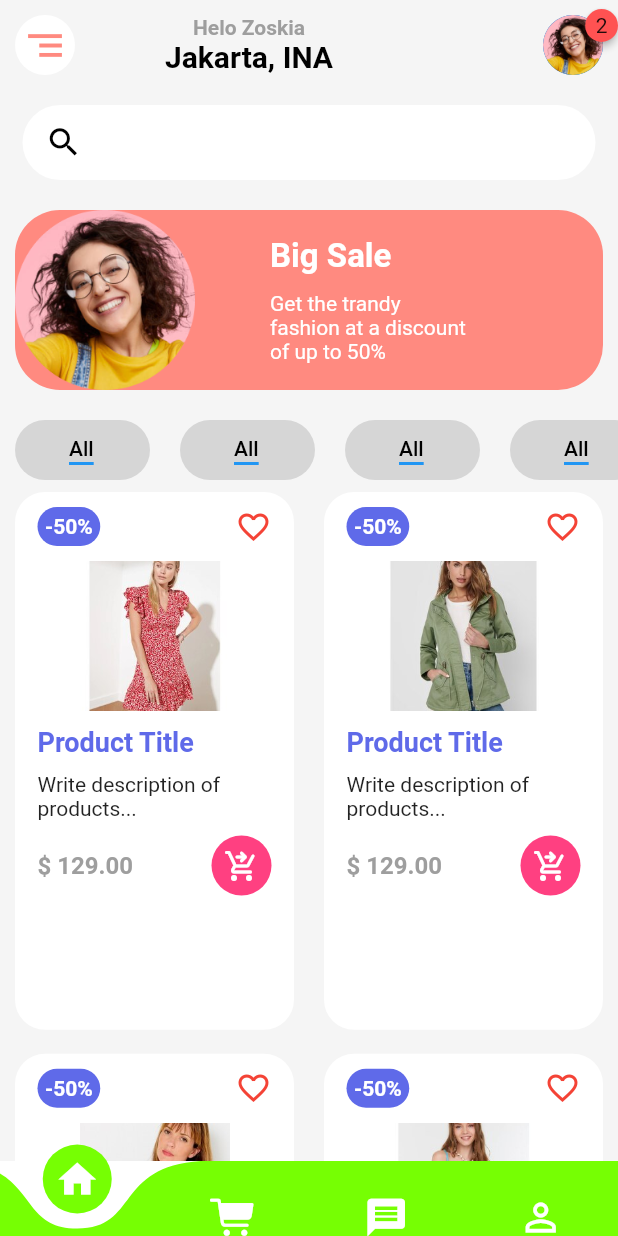
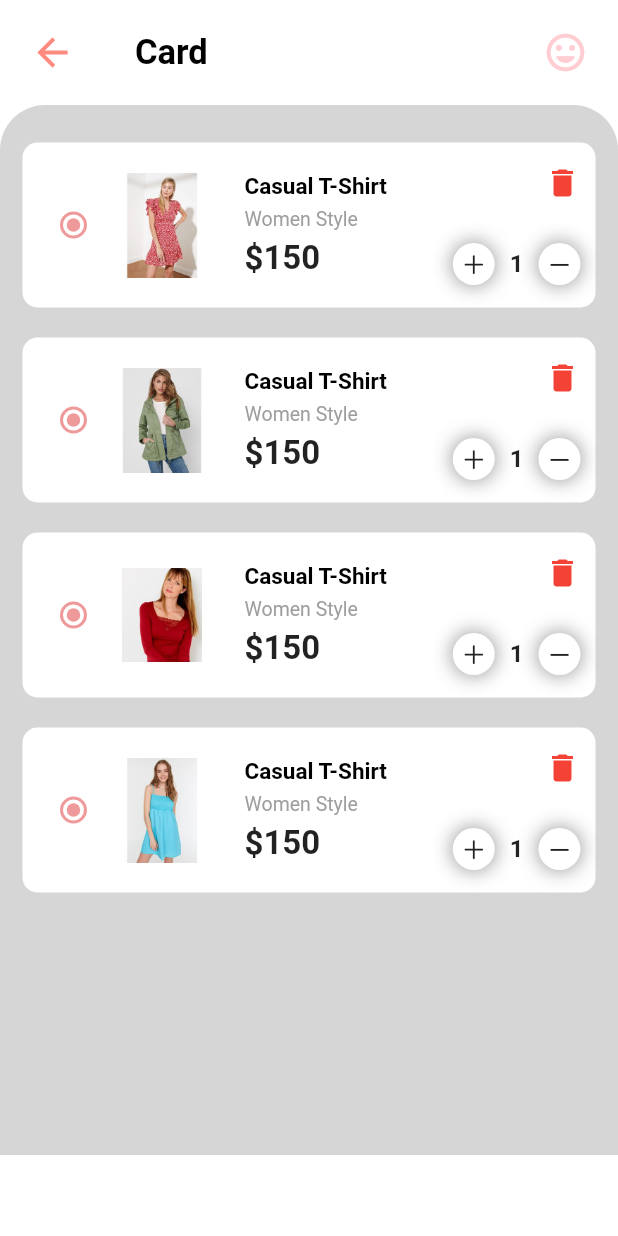
Before and after one commit to home-22/online_shop_app, a Flutter app: the screen it shows after launch, on a phone screen of 412 x 824 dp. Run offline on Flutter 3.47's test engine with Material 2 defaults, Android fonts, the phone set to English and light mode, and no system bars; drawn by our look-alikes of badges, curved_navigation_bar.

Commit message:
online_shop_app

```diff
--- a/lib/main.dart
+++ b/lib/main.dart
@@ -1,5 +1,5 @@
 import 'package:flutter/material.dart';
-import 'package:online_shop_app/pages/Card_Page.dart';
+import 'package:online_shop_app/pages/Cart_Page.dart';
 import 'package:online_shop_app/pages/Home_Page.dart';
 
 void main() {
@@ -16,8 +16,8 @@ class MyApp extends StatelessWidget {
       debugShowCheckedModeBanner: false,
       theme: ThemeData(scaffoldBackgroundColor: Colors.white),
       routes: {
-        '/': (context) => const HomePage(),
-        'cartPage': (context) => const CardPage()
+        //    '/': (context) => const HomePage(),
+        '/': (context) => const CartPage()
       },
     );
   }
--- a/lib/pages/Card_Page.dart
+++ /dev/null
@@ -1,10 +0,0 @@
-import 'package:flutter/material.dart';
-
-class CardPage extends StatelessWidget {
-  const CardPage({Key? key}) : super(key: key);
-
-  @override
-  Widget build(BuildContext context) {
-    return Scaffold();
-  }
-}
--- /dev/null
+++ b/lib/pages/Cart_Page.dart
@@ -0,0 +1,32 @@
+import 'package:flutter/material.dart';
+import 'package:online_shop_app/widgets/CartAppBar.dart';
+import 'package:online_shop_app/widgets/Cart_Items.dart';
+
+class CartPage extends StatelessWidget {
+  const CartPage({Key? key}) : super(key: key);
+
+  @override
+  Widget build(BuildContext context) {
+    return Scaffold(
+      body: ListView(
+        children: [
+          CartAppBar(),
+          Container(
+            height: 700,
+            padding: EdgeInsets.only(top: 15),
+            decoration: BoxDecoration(
+              color: Colors.grey[350],
+              borderRadius: BorderRadius.only(
+                topLeft: Radius.circular(30),
+                topRight: Radius.circular(30),
+              ),
+            ),
+            child: Column(
+              children: [CartItems()],
+            ),
+          )
+        ],
+      ),
+    );
+  }
+}
--- a/lib/widgets/CartAppBar.dart
+++ b/lib/widgets/CartAppBar.dart
@@ -7,7 +7,7 @@ class CartAppBar extends StatelessWidget {
   Widget build(BuildContext context) {
     return Container(
       color: Colors.white,
-      padding: EdgeInsets.all(20),
+      padding: const EdgeInsets.all(20),
       child: Row(
         children: [
           InkWell(
@@ -17,6 +17,22 @@ class CartAppBar extends StatelessWidget {
               size: 30,
               color: Colors.redAccent[100],
             ),
+          ),
+          Padding(
+            padding: EdgeInsets.only(left: 40),
+            child: Text(
+              'Card',
+              style: TextStyle(
+                  fontSize: 23,
+                  fontWeight: FontWeight.bold,
+                  color: Colors.black),
+            ),
+          ),
+          const Spacer(),
+          Icon(
+            Icons.mood_rounded,
+            size: 30,
+            color: Colors.red[100],
           )
         ],
       ),
--- /dev/null
+++ b/lib/widgets/Cart_Items.dart
@@ -0,0 +1,127 @@
+import 'package:flutter/cupertino.dart';
+import 'package:flutter/material.dart';
+
+class CartItems extends StatelessWidget {
+  const CartItems({Key? key}) : super(key: key);
+
+  @override
+  Widget build(BuildContext context) {
+    return Column(
+      children: [
+        for (int i = 1; i < 5; i++)
+          Container(
+            height: 110,
+            margin: const EdgeInsets.symmetric(horizontal: 15, vertical: 10),
+            padding: const EdgeInsets.all(10),
+            decoration: BoxDecoration(
+              color: Colors.white,
+              borderRadius: BorderRadius.circular(10),
+            ),
+            child: Row(
+              children: [
+                Radio(
+                  // za pravljenje tacke odnosno kruga kao cirtal avatar...
+                  value: '',
+                  groupValue: '',
+                  activeColor: Colors.red[200],
+                  onChanged: (index) {},
+                ),
+                Container(
+                  height: 70,
+                  width: 70,
+                  margin: const EdgeInsets.only(right: 20),
+                  child: Image.asset(
+                      'images/$i.jpg'), // za dobijenje slika preko index
+                ),
+                Padding(
+                  padding: const EdgeInsets.symmetric(vertical: 10),
+                  child: Column(
+                    crossAxisAlignment: CrossAxisAlignment.start,
+                    mainAxisAlignment: MainAxisAlignment.spaceBetween,
+                    children: const [
+                      Text(
+                        'Casual T-Shirt',
+                        style: TextStyle(
+                            color: Colors.black,
+                            fontSize: 15,
+                            fontWeight: FontWeight.bold),
+                      ),
+                      Text(
+                        'Women Style',
+                        style: TextStyle(color: Colors.grey, fontSize: 13),
+                      ),
+                      Text(
+                        '\$150',
+                        style: TextStyle(
+                            fontSize: 22, fontWeight: FontWeight.bold),
+                      )
+                    ],
+                  ),
+                ),
+                const Spacer(),
+                Padding(
+                  padding: const EdgeInsets.symmetric(vertical: 5),
+                  child: Column(
+                    crossAxisAlignment: CrossAxisAlignment.end,
+                    mainAxisAlignment: MainAxisAlignment.spaceBetween,
+                    children: [
+                      const Icon(
+                        Icons.delete,
+                        color: Colors.red,
+                      ),
+                      Row(
+                        children: [
+                          Container(
+                            padding: const EdgeInsets.all(5),
+                            decoration: BoxDecoration(
+                                color: Colors.white,
+                                borderRadius: BorderRadius.circular(20),
+                                boxShadow: const [
+                                  BoxShadow(
+                                    color: Colors.grey,
+                                    spreadRadius: 1,
+                                    blurRadius: 10,
+                                  ),
+                                ]),
+                            child: const Icon(
+                              CupertinoIcons.plus,
+                              size: 18,
+                            ),
+                          ),
+                          Container(
+                            margin: const EdgeInsets.symmetric(horizontal: 10),
+                            child: const Text(
+                              '1',
+                              style: TextStyle(
+                                  fontSize: 16, fontWeight: FontWeight.bold),
+                            ),
+                          ),
+                          Container(
+                            padding: const EdgeInsets.all(5),
+                            decoration: BoxDecoration(
+                                color: Colors.white,
+                                borderRadius: BorderRadius.circular(20),
+                                boxShadow: const [
+                                  BoxShadow(
+                                    color: Colors.grey,
+                                    spreadRadius: 1,
+                                    blurRadius: 10,
+                                  ),
+                                ]),
+                            child: const Icon(
+                              CupertinoIcons.minus,
+                              size: 18,
+                            ),
+                          ),
+                        ],
+                      )
+                    ],
+                  ),
+                )
+              ],
+            ),
+          ),
+      ],
+    );
+  }
+}
--- a/lib/widgets/HomeAppBar.dart
+++ b/lib/widgets/HomeAppBar.dart
@@ -46,7 +46,7 @@ class HomeAppBar extends StatelessWidget {
             badgeContent: const Text('2'),
             child: InkWell(
               onTap: () {
-                Navigator.pushNamed(context, 'cardPage');
+                Navigator.pushNamed(context, 'CartPage');
               },
               child: const CircleAvatar(
                 foregroundImage: AssetImage('images/user.png'),
```
